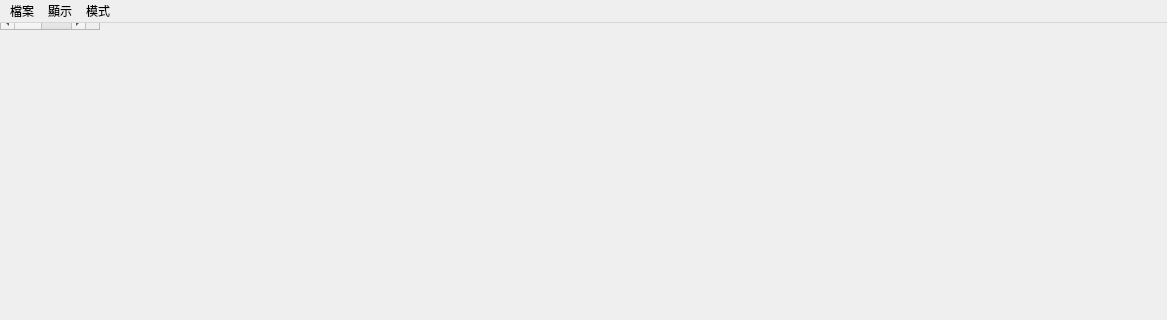
This is QtStockPriceMainWindow.ui in foxking0416/PythonStockPrice as Qt 5 draws it before an edit; both pictures show x 0 to 1167 and y 0 to 320 of the 1167 by 893 pixel window. The edited form follows.
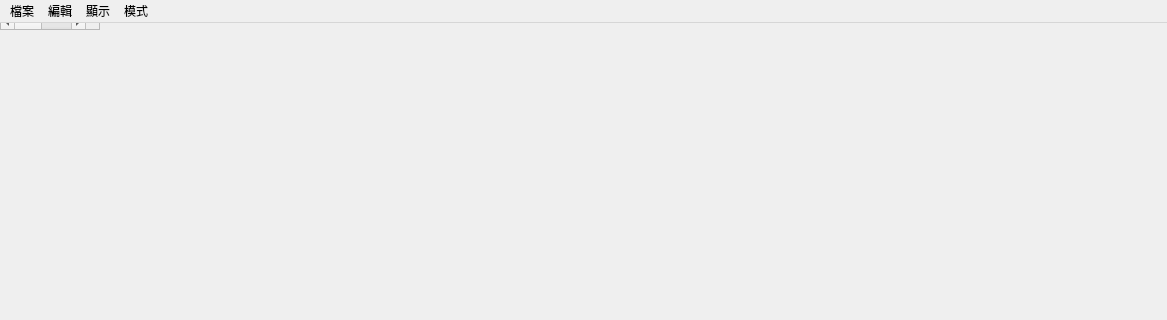
This is the edited form.

Commit message: 可以開啟編輯匯費的 dialog

The edit to the form file:
```diff
--- a/QtStockPriceMainWindow.ui
+++ b/QtStockPriceMainWindow.ui
@@ -23,7 +23,7 @@
       <x>0</x>
       <y>0</y>
       <width>1165</width>
-      <height>850</height>
+      <height>842</height>
      </rect>
     </property>
     <layout class="QVBoxLayout" name="verticalLayout">
@@ -184,7 +184,7 @@
      <x>0</x>
      <y>0</y>
      <width>1167</width>
-     <height>21</height>
+     <height>25</height>
     </rect>
    </property>
    <widget class="QMenu" name="menu">
@@ -224,7 +224,14 @@
     <addaction name="qtCostWithInDividendAction"/>
     <addaction name="qtCostWithOutDividendAction"/>
    </widget>
+   <widget class="QMenu" name="menu_4">
+    <property name="title">
+     <string>編輯</string>
+    </property>
+    <addaction name="qtEditDividendTransferFeeAction"/>
+   </widget>
    <addaction name="menu"/>
+   <addaction name="menu_4"/>
    <addaction name="menu_2"/>
    <addaction name="menu_3"/>
   </widget>
```
Left out of the diff: 5 changed lines with no effect on the pictures. The commit also changes 3 other files.
